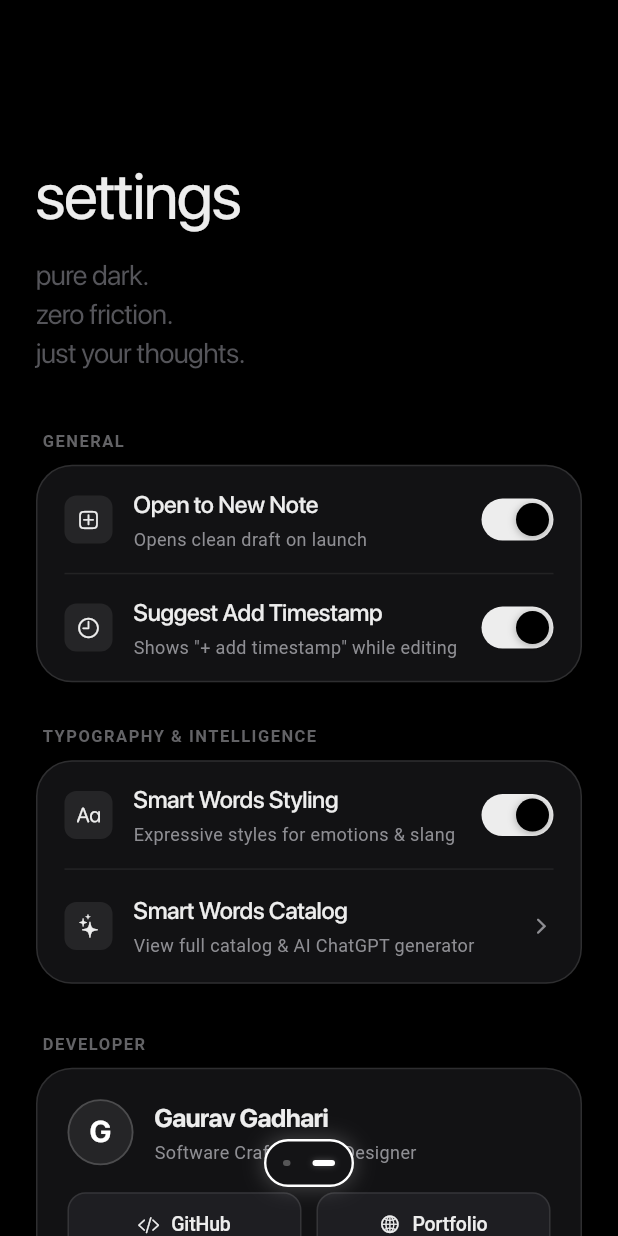
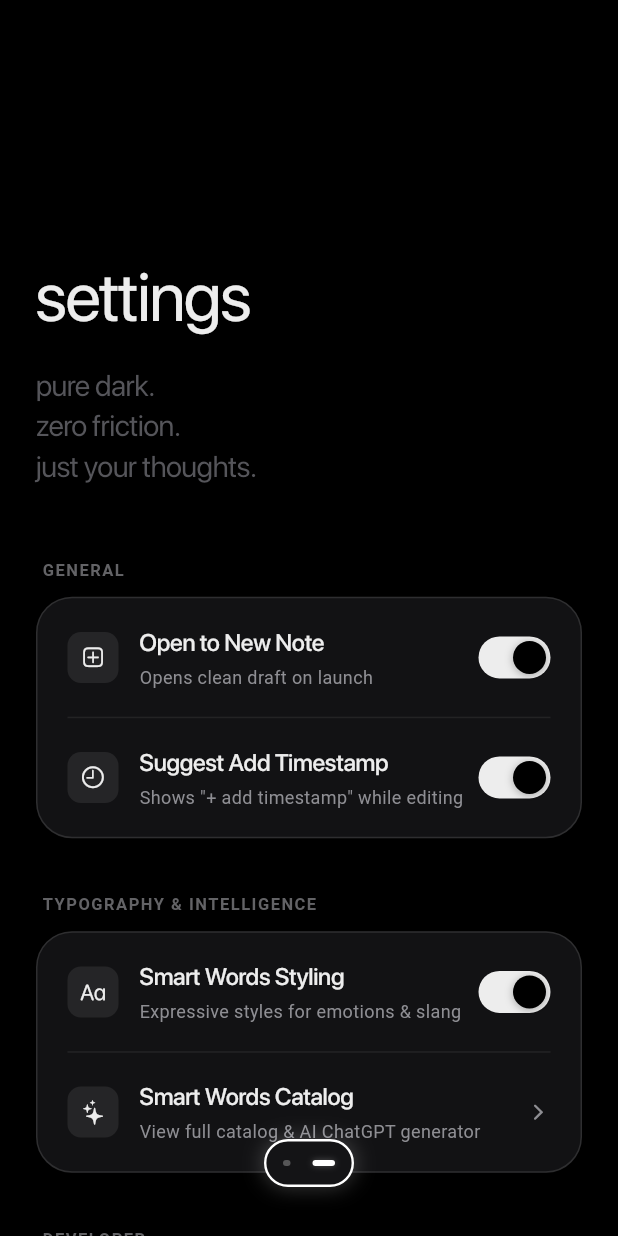
Before and after one commit to GauravGadhari/Null---An-Notes-App, a Flutter app: the screen it shows after launch, swiped to page 2, on a phone screen of 412 x 824 dp. Run offline on Flutter 3.47's test engine with Material 3 defaults, Android fonts, the phone set to English and light mode, and no system bars; our stand-ins replace hive_flutter, share_plus; accounts and stored records are empty; Roboto replaces fonts that are missing (SFProText); project files that could hold a hidden picture were left out.

Commit message:
style: increase vertical padding and card spacing across settings screen

```diff
--- a/lib/screens/settings/settings_screen.dart
+++ b/lib/screens/settings/settings_screen.dart
@@ -25,7 +25,7 @@ class SettingsScreen extends StatelessWidget {
   @override
   Widget build(BuildContext context) {
     final screenHeight = MediaQuery.of(context).size.height;
-    final topPadding = screenHeight * 0.12;
+    final topPadding = screenHeight * 0.20;
 
     return Container(
       color: const Color(0xFF000000),
@@ -40,7 +40,7 @@ class SettingsScreen extends StatelessWidget {
                 left: 24.0,
                 right: 24.0,
                 top: topPadding,
-                bottom: 120.0,
+                bottom: 180.0,
               ),
               child: Column(
                 crossAxisAlignment: CrossAxisAlignment.start,
@@ -49,18 +49,18 @@ class SettingsScreen extends StatelessWidget {
                     'settings',
                     style: TextStyle(
                       fontFamily: AppFonts.sfProDisplay,
-                      fontSize: 44,
+                      fontSize: 46,
                       fontWeight: FontWeight.w300,
                       letterSpacing: -1.2,
                       color: Color(0xFFEDEDED),
                     ),
                   ),
-                  const SizedBox(height: 8),
+                  const SizedBox(height: 12),
                   const Text(
                     'pure dark.\nzero friction.\njust your thoughts.',
                     style: TextStyle(
                       fontFamily: AppFonts.sfProDisplay,
-                      fontSize: 19,
+                      fontSize: 20,
                       fontWeight: FontWeight.w300,
                       color: Color(0xFF55555A),
                       height: 1.35,
@@ -68,11 +68,11 @@ class SettingsScreen extends StatelessWidget {
                     ),
                   ),
 
-                  const SizedBox(height: 38),
+                  const SizedBox(height: 48),
 
                   // ── SECTION 1: GENERAL GROUP ──
                   _buildSectionHeader('GENERAL'),
-                  const SizedBox(height: 8),
+                  const SizedBox(height: 10),
                   Container(
                     decoration: BoxDecoration(
                       color: const Color(0xFF141416).withValues(alpha: 0.90),
@@ -119,11 +119,11 @@ class SettingsScreen extends StatelessWidget {
                     ),
                   ),
 
-                  const SizedBox(height: 28),
+                  const SizedBox(height: 36),
 
                   // ── SECTION 2: TYPOGRAPHY & SMART WORDS GROUP ──
                   _buildSectionHeader('TYPOGRAPHY & INTELLIGENCE'),
-                  const SizedBox(height: 8),
+                  const SizedBox(height: 10),
                   Container(
                     decoration: BoxDecoration(
                       color: const Color(0xFF141416).withValues(alpha: 0.90),
@@ -164,19 +164,19 @@ class SettingsScreen extends StatelessWidget {
                             );
                           },
                           child: Padding(
-                            padding: const EdgeInsets.symmetric(horizontal: 18, vertical: 16),
+                            padding: const EdgeInsets.symmetric(horizontal: 20, vertical: 18),
                             child: Row(
                               children: [
                                 Container(
-                                  width: 32,
-                                  height: 32,
+                                  width: 34,
+                                  height: 34,
                                   decoration: BoxDecoration(
                                     color: Colors.white.withValues(alpha: 0.08),
-                                    borderRadius: BorderRadius.circular(8),
+                                    borderRadius: BorderRadius.circular(9),
                                   ),
                                   child: const Icon(
                                     CupertinoIcons.sparkles,
-                                    size: 16,
+                                    size: 17,
                                     color: Color(0xFFEDEDED),
                                   ),
                                 ),
@@ -228,13 +228,13 @@ class SettingsScreen extends StatelessWidget {
                     ),
                   ),
 
-                  const SizedBox(height: 32),
+                  const SizedBox(height: 36),
 
                   // ── SECTION 3: DEVELOPER GROUP ──
                   _buildSectionHeader('DEVELOPER'),
-                  const SizedBox(height: 8),
+                  const SizedBox(height: 10),
                   Container(
-                    padding: const EdgeInsets.all(20),
+                    padding: const EdgeInsets.all(22),
                     decoration: BoxDecoration(
                       color: const Color(0xFF141416).withValues(alpha: 0.90),
                       borderRadius: BorderRadius.circular(24),
@@ -302,7 +302,7 @@ class SettingsScreen extends StatelessWidget {
                           ],
                         ),
 
-                        const SizedBox(height: 18),
+                        const SizedBox(height: 20),
 
                         // Action Buttons: GitHub & Portfolio
                         Row(
@@ -314,7 +314,7 @@ class SettingsScreen extends StatelessWidget {
                                 onTap: () => _openUrl('https://github.com/GauravGadhari'),
                               ),
                             ),
-                            const SizedBox(width: 10),
+                            const SizedBox(width: 12),
                             Expanded(
                               child: _buildActionButton(
                                 icon: CupertinoIcons.globe,
@@ -328,7 +328,7 @@ class SettingsScreen extends StatelessWidget {
                     ),
                   ),
 
-                  const SizedBox(height: 40),
+                  const SizedBox(height: 48),
 
                   // Subtle Footer Brand mark
                   Center(
@@ -384,7 +384,7 @@ class SettingsScreen extends StatelessWidget {
   Widget _buildDivider() {
     return Container(
       height: 1.0,
-      margin: const EdgeInsets.symmetric(horizontal: 18),
+      margin: const EdgeInsets.symmetric(horizontal: 20),
       color: Colors.white.withValues(alpha: 0.07),
     );
   }
@@ -397,19 +397,19 @@ class SettingsScreen extends StatelessWidget {
     required ValueChanged<bool> onChanged,
   }) {
     return Padding(
-      padding: const EdgeInsets.symmetric(horizontal: 18, vertical: 14),
+      padding: const EdgeInsets.symmetric(horizontal: 20, vertical: 18),
       child: Row(
         children: [
           Container(
-            width: 32,
-            height: 32,
+            width: 34,
+            height: 34,
             decoration: BoxDecoration(
               color: Colors.white.withValues(alpha: 0.08),
-              borderRadius: BorderRadius.circular(8),
+              borderRadius: BorderRadius.circular(9),
             ),
             child: Icon(
               icon,
-              size: 16,
+              size: 17,
               color: const Color(0xFFEDEDED),
             ),
           ),
@@ -494,10 +494,10 @@ class SettingsScreen extends StatelessWidget {
         onTap();
       },
       child: Container(
-        padding: const EdgeInsets.symmetric(vertical: 11),
+        padding: const EdgeInsets.symmetric(vertical: 12),
         decoration: BoxDecoration(
           color: const Color(0xFF1E1E22),
-          borderRadius: BorderRadius.circular(12),
+          borderRadius: BorderRadius.circular(14),
           border: Border.all(
             color: Colors.white.withValues(alpha: 0.10),
             width: 1.0,
```
